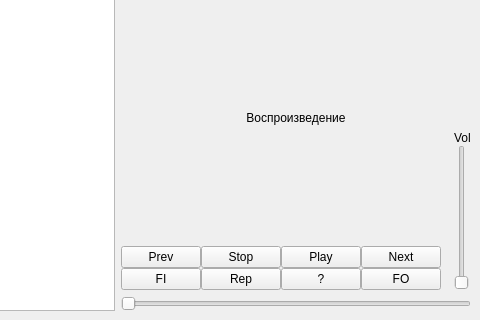
Before: the Qt Designer form GUI/main_window.ui in Eugene-q/PresenterPlayer, drawn with Qt 5; both pictures show x 320 to 800 and y 203 to 523 of the 800 by 523 pixel window.
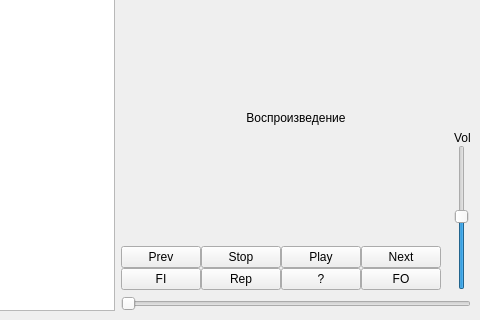
After: the same form once the commit is applied.

Commit message: Attach playing methods to play/stop/next/previous buttons. Attach volume control to volume slider. Override keyPressEvent() to activate keyboard/clicker controls. Change listSongs.focusPolicy to NoFocus to prevent catching keyboard events by listSongs.

```diff
--- a/GUI/main_window.ui
+++ b/GUI/main_window.ui
@@ -343,6 +343,9 @@
             </item>
             <item>
              <widget class="QSlider" name="sliderVol">
+              <property name="value">
+               <number>50</number>
+              </property>
               <property name="orientation">
                <enum>Qt::Vertical</enum>
               </property>
```
Left out of the diff: 3 changed lines with no effect on the pictures. The commit also changes 1 other file.
